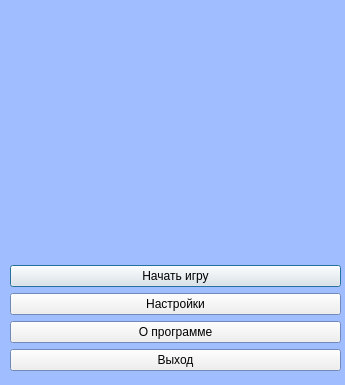
Qt form cookies1/firstwindow.ui (ddzhambekova/dzhambekova_d_o) before a commit.
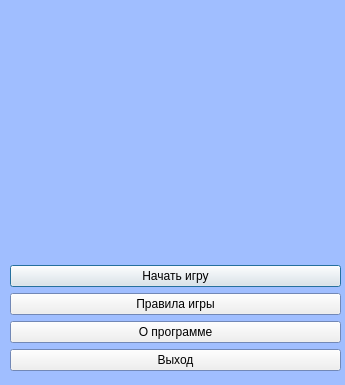
The same form after that commit. Icons and pictures are not drawn.

The edit to the form file:
```diff
--- a/cookies1/firstwindow.ui
+++ b/cookies1/firstwindow.ui
@@ -84,7 +84,7 @@
    <iconset resource="../../images/resource.qrc">
     <normaloff>:/img/cookie1.png</normaloff>:/img/cookie1.png</iconset>
   </property>
-  <widget class="QWidget" name="">
+  <widget class="QWidget" name="layoutWidget">
    <property name="geometry">
     <rect>
      <x>10</x>
@@ -219,7 +219,7 @@
       <property name="orientation">
        <enum>Qt::Vertical</enum>
       </property>
-      <widget class="QWidget" name="">
+      <widget class="QWidget" name="layoutWidget">
        <layout class="QVBoxLayout" name="verticalLayout_2">
         <item>
          <widget class="QPushButton" name="startButton">
@@ -231,7 +231,7 @@
         <item>
          <widget class="QPushButton" name="toolsButton">
           <property name="text">
-           <string>Настройки</string>
+           <string>Правила игры</string>
           </property>
          </widget>
         </item>
```
Left out of the diff: 2 changed lines with no effect on the pictures.
